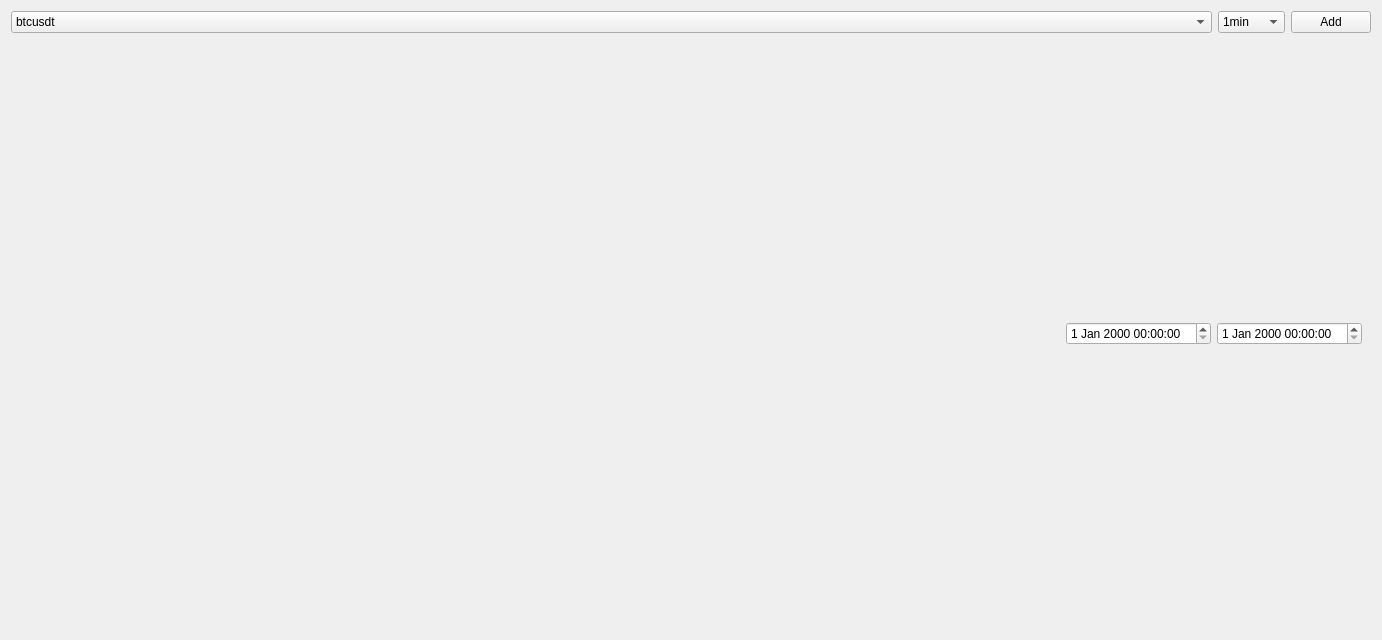
Before: the Qt Designer form chart/ui/mainwindow.ui in nuclearpolygon/huobi_Python, drawn with Qt 5.
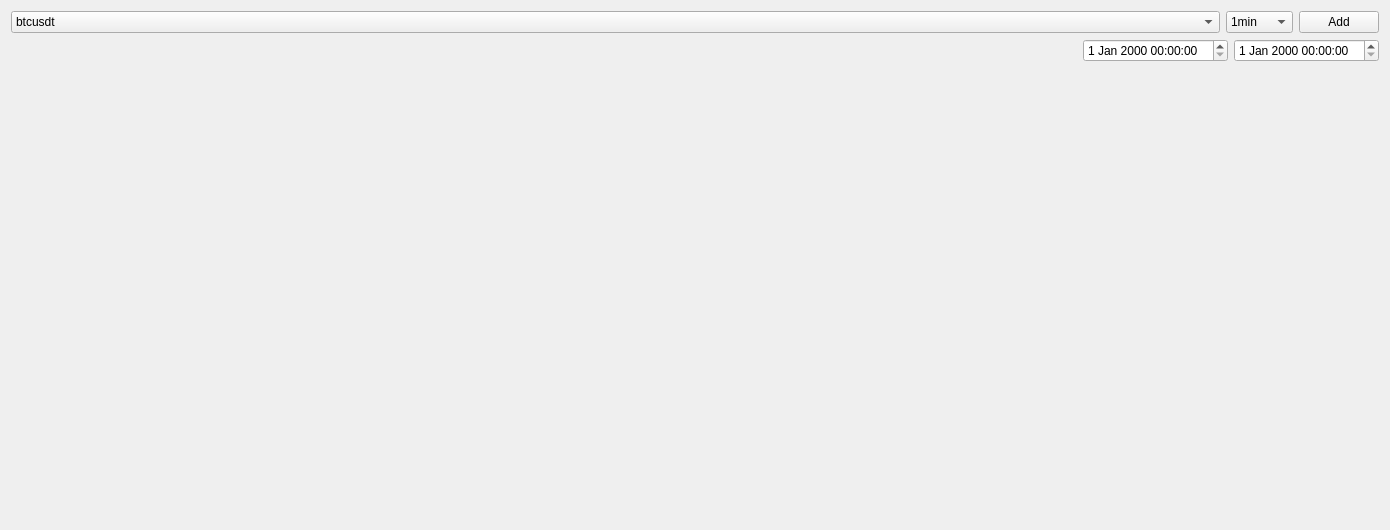
After: the same form once the commit is applied.

```diff
--- a/chart/ui/mainwindow.ui
+++ b/chart/ui/mainwindow.ui
@@ -6,8 +6,8 @@
    <rect>
     <x>0</x>
     <y>0</y>
-    <width>1382</width>
-    <height>640</height>
+    <width>1390</width>
+    <height>530</height>
    </rect>
   </property>
   <property name="windowTitle">
@@ -15,7 +15,26 @@
   </property>
   <layout class="QVBoxLayout" name="verticalLayout">
    <item>
-    <layout class="QHBoxLayout" name="horizontalLayout">
+    <widget class="QWidget" name="widget_2" native="true">
+     <property name="sizePolicy">
+      <sizepolicy hsizetype="Preferred" vsizetype="Maximum">
+       <horstretch>0</horstretch>
+       <verstretch>0</verstretch>
+      </sizepolicy>
+     </property>
+     <layout class="QHBoxLayout" name="horizontalLayout_3">
+      <property name="leftMargin">
+       <number>0</number>
+      </property>
+      <property name="topMargin">
+       <number>0</number>
+      </property>
+      <property name="rightMargin">
+       <number>0</number>
+      </property>
+      <property name="bottomMargin">
+       <number>0</number>
+      </property>
      <item>
       <widget class="QComboBox" name="comboBox_symbol">
        <property name="sizePolicy">
@@ -98,22 +117,8 @@
       </widget>
      </item>
     </layout>
+    </widget>
    </item>
-   <item>
-    <widget class="QWidget" name="chart_container" native="true">
-     <property name="sizePolicy">
-      <sizepolicy hsizetype="Preferred" vsizetype="MinimumExpanding">
-       <horstretch>0</horstretch>
-       <verstretch>0</verstretch>
-      </sizepolicy>
-     </property>
-     <property name="autoFillBackground">
-      <bool>false</bool>
-     </property>
-     <property name="styleSheet">
-      <string notr="true"/>
-     </property>
-     <layout class="QVBoxLayout" name="verticalLayout_3">
       <item>
        <widget class="QWidget" name="widget" native="true">
         <property name="sizePolicy">
@@ -157,6 +162,21 @@
         </layout>
        </widget>
       </item>
+   <item>
+    <widget class="QWidget" name="chart_container" native="true">
+     <layout class="QVBoxLayout" name="verticalLayout_3">
+      <property name="leftMargin">
+       <number>0</number>
+      </property>
+      <property name="topMargin">
+       <number>0</number>
+      </property>
+      <property name="rightMargin">
+       <number>0</number>
+      </property>
+      <property name="bottomMargin">
+       <number>0</number>
+      </property>
      </layout>
     </widget>
    </item>
```
Lines whose indentation alone changed are shown as unchanged.
